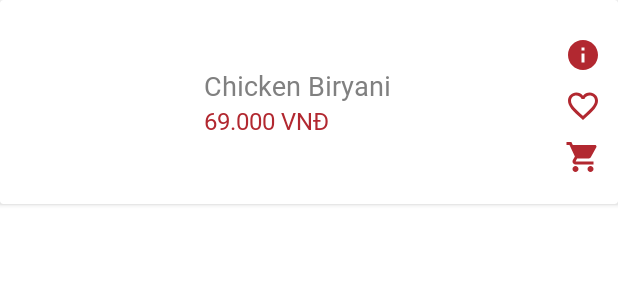
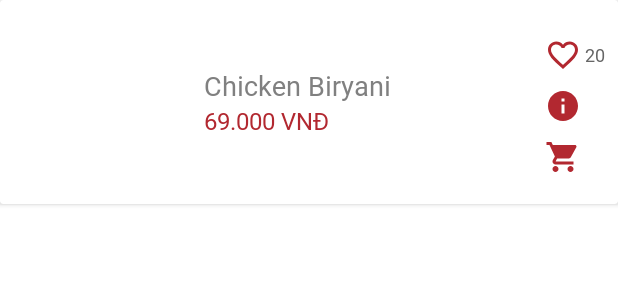
Before and after one commit to binhht7777/McDonaldsClient, an Android app: the layout layout_food.xml on its own in the app's theme, with its tools: preview values and no code run, on a phone screen of 412 x 824 dp. Shown: the top 300 px of the screen. Run offline under Robolectric (Android 15) with nearby library versions, the phone set to English and light mode, and no system bars; network calls fail.

Commit message:
Update source

```diff
--- a/app/src/main/res/layout/layout_food.xml
+++ b/app/src/main/res/layout/layout_food.xml
@@ -1,7 +1,8 @@
 <?xml version="1.0" encoding="utf-8"?>
 <androidx.cardview.widget.CardView xmlns:android="http://schemas.android.com/apk/res/android"
     android:layout_width="match_parent"
-    android:layout_height="wrap_content">
+    android:layout_height="wrap_content"
+    xmlns:app="http://schemas.android.com/apk/res-auto">
 
     <LinearLayout
         android:layout_width="match_parent"
@@ -16,7 +17,7 @@
             android:scaleType="centerCrop" />
         <LinearLayout
             android:layout_height="wrap_content"
-            android:layout_weight="9"
+            android:layout_weight="8.5"
             android:orientation="vertical"
             android:layout_width="0dp"
             android:layout_marginLeft="8dp"
@@ -37,6 +38,7 @@
                 android:textSize="@dimen/font_size_16"
                 android:textColor="@color/DoDam"
                 android:text="69.000 VNĐ"/>
+
         </LinearLayout>
 
         <LinearLayout
@@ -47,19 +49,17 @@
             android:layout_weight="1"
             android:layout_gravity="center_vertical">
             <ImageView
+                android:id="@+id/img_fav"
+                android:layout_width="wrap_content"
+                android:layout_height="wrap_content"
+                android:layout_marginBottom="10dp"
+                android:src="@drawable/ic_baseline_favorite_border_24"/>
+            <ImageView
                 android:id="@+id/img_detail"
                 android:layout_width="wrap_content"
                 android:layout_height="wrap_content"
                 android:layout_marginBottom="10dp"
                 android:src="@drawable/ic_baseline_info_24"/>
-
-            <ImageView
-                android:id="@+id/img_fav"
-                android:layout_width="wrap_content"
-                android:layout_height="wrap_content"
-                android:layout_marginBottom="10dp"
-                android:src="@drawable/ic_baseline_favorite_border_24"/>
-
             <ImageView
                 android:id="@+id/img_card"
                 android:layout_width="wrap_content"
@@ -67,5 +67,21 @@
                 android:layout_marginBottom="10dp"
                 android:src="@drawable/ic_baseline_shopping_cart_24"/>
         </LinearLayout>
+        <LinearLayout
+            android:layout_width="0dp"
+            android:orientation="vertical"
+            android:layout_height="wrap_content"
+            android:layout_marginTop="20dp"
+            android:layout_weight="0.5"
+            android:layout_gravity="top|right">
+            <TextView
+                android:id="@+id/txtLike"
+                android:layout_width="wrap_content"
+                android:layout_height="wrap_content"
+                android:textColor="@color/xamdam"
+                android:fontFamily="@font/tahoma"
+                android:textSize="@dimen/font_size_12"
+                android:text="20"/>
+        </LinearLayout>
     </LinearLayout>
 </androidx.cardview.widget.CardView>
```
Also changed, not shown: app/src/main/java/com/example/mcdonalds/Adapter/FoodAdapter.java (+13 -12 lines), app/src/main/java/com/example/mcdonalds/CategoryActivity.java (+23 -23 lines), app/src/main/java/com/example/mcdonalds/DonHangActivity.java (+23 -23 lines), app/src/main/java/com/example/mcdonalds/HomeActivity.java (+7 -5 lines), app/src/main/java/com/example/mcdonalds/UserActivity.java (+23 -23 lines).
